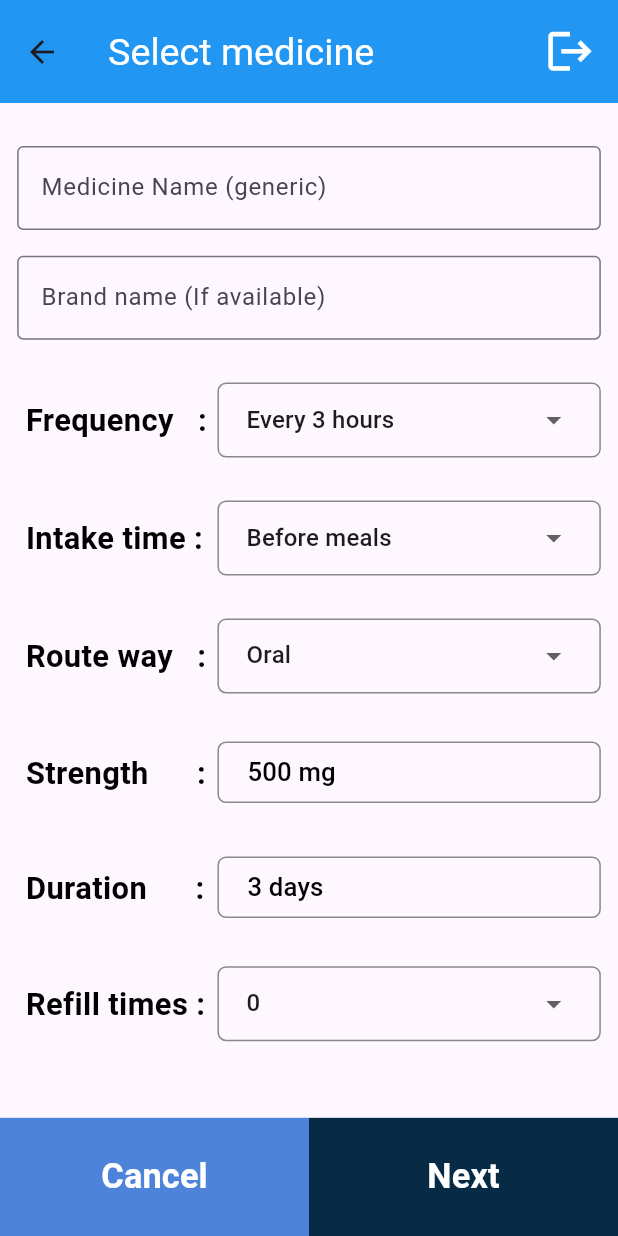
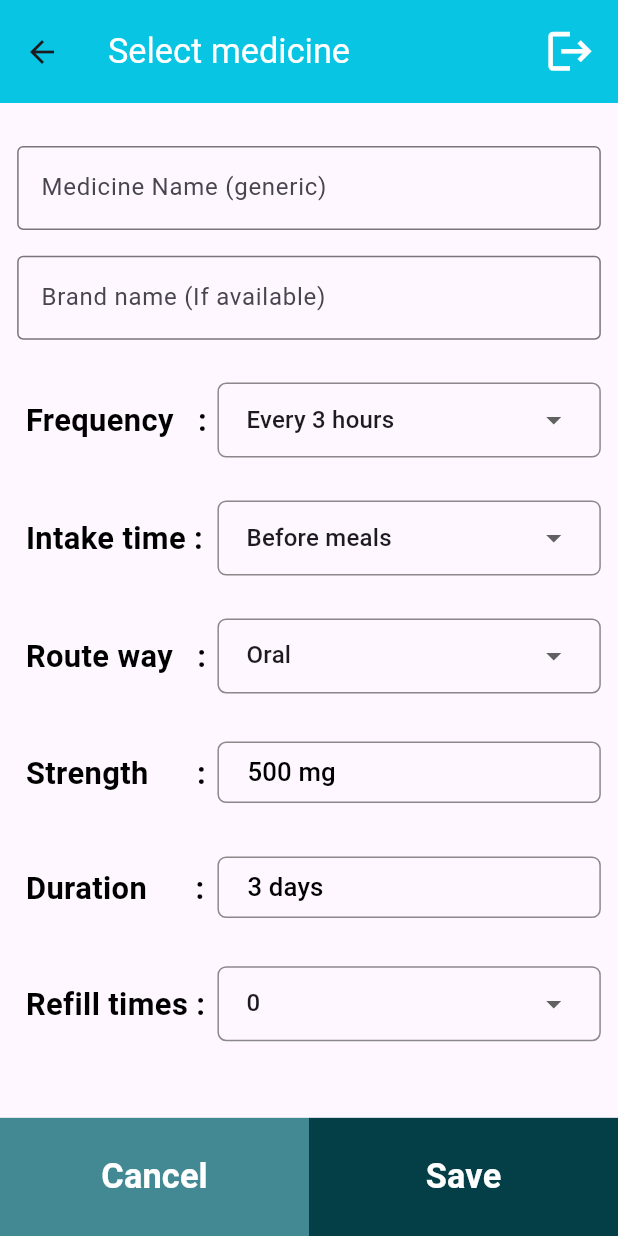
Before and after one commit to AbinayanRatna/E-Prescription_app, a Flutter app: the DocHomescreen screen opened directly with empty values, after a tap on "Prescribe", on a phone screen of 412 x 824 dp. Run offline on Flutter 3.47's test engine with Material 3 defaults, Android fonts, the light colour scheme and no system bars; our stand-ins replace carousel_slider, firebase_core, firebase_database, firebase_storage, flutter_screenutil, flutter_svg and 3 more; accounts and stored records are empty; statements that could not run were skipped.

Commit message:
doctor hospital added

```diff
--- a/lib/doc_homescreen.dart
+++ b/lib/doc_homescreen.dart
@@ -121,9 +121,14 @@ class _DocHomescreenState extends State<DocHomescreen> {
           ),
           appBar: AppBar(
             //automaticallyImplyLeading: false,
-            title: Text("Welcome doctor",
-                style: TextStyle(color: Colors.black, fontSize: 20.sp)),
-            toolbarHeight: 50.w,
+            title: Text(
+              "Welcome doctor",
+              style: TextStyle(
+                  color: Colors.white,
+                  fontSize: 20.sp,
+                  fontWeight: FontWeight.bold),
+            ),
+            toolbarHeight:60.w,
             actions: [
               Padding(
                 padding: EdgeInsets.only(right: 15.w),
@@ -141,18 +146,18 @@ class _DocHomescreenState extends State<DocHomescreen> {
                     height: 35.w,
                     decoration: const BoxDecoration(
                       shape: BoxShape.circle,
-                      color: primaryColor,
+                      color: Colors.white,
                     ),
                     child: const Icon(
                       Icons.logout,
                       // color: Color.fromRGBO(9, 75, 75, 1.0),
-                      color: Color.fromRGBO(253, 253, 253, 1.0),
+                      color: primaryColor,
                     ),
                   ),
                 ),
               ),
             ],
-            backgroundColor: const Color.fromRGBO(255, 255, 255, 1.0),
+            backgroundColor: primaryColor,
           ),
           backgroundColor: const Color.fromRGBO(236, 230, 230, 1.0),
           body: Container(
@@ -174,39 +179,50 @@ class _DocHomescreenState extends State<DocHomescreen> {
                   children: [
                     Expanded(
                       flex: 3,
+                      child: Padding(
+                        padding: EdgeInsets.only(top: 15.w),
                         child: Container(
                           child: Center(
                             child: CarouselSlider(
                               carouselController: controller,
                               items: imageAddress,
                               options: CarouselOptions(
-                                height:
-                                    MediaQuery.of(context).size.height / 4.h,
+                                  height: MediaQuery.of(context).size.height /
+                                      3.5.h,
                                   autoPlay: true,
-                                autoPlayInterval: Duration(milliseconds: 1800),
+                                  autoPlayInterval:
+                                      Duration(milliseconds: 1800),
                                   autoPlayAnimationDuration:
                                       const Duration(milliseconds: 500)),
                             ),
                           ),
                         ),
                       ),
+                    ),
                     Expanded(
-                      flex: 1,
+                      flex: 2,
                       child: Padding(
                         padding: EdgeInsets.only(
-                            left: 25.w, right: 25.w, bottom: 5.w),
+                            left: 25.w, right: 25.w, bottom: 5.w, top: 20.w),
                         child: Container(
                           width: MediaQuery.of(context).size.width,
                           decoration: BoxDecoration(
                             borderRadius: BorderRadius.circular(10.w),
                             color: Color.fromRGBO(175, 221, 221, 1.0),
                           ),
+                          child: Padding(
+                            padding: EdgeInsets.only(
+                                left: 10.w,
+                                right: 10.w,
+                                top: 10.w,
+                                bottom: 5.w),
                             child: Center(
                                 child: Text(
-                            "${hospitalName} is selected \n date = 12/12/2024",
-                            style:
-                                TextStyle(color: Colors.black, fontSize: 16.sp),
+                              "${hospitalName} is selected.\nDate = 12/12/2024",
+                              style: TextStyle(
+                                  color: Colors.black, fontSize: 16.sp),
                             )),
+                          ),
                         ),
                       ),
                     ),
@@ -406,7 +422,8 @@ class _DocHomescreenState extends State<DocHomescreen> {
                                           const DocHospitalSelectPage(),
                                     ),
                                   ).then((_) => setState(() {
-                                    hospitalName = userBox.getAt(0)!.userHospitalNow!;
+                                        hospitalName =
+                                            userBox.getAt(0)!.userHospitalNow!;
                                       }));
                                 },
                                 child: Container(
--- a/lib/patient_check.dart
+++ b/lib/patient_check.dart
@@ -46,7 +46,7 @@ class _ViewPatientsScreenState extends State<ViewPatientsScreen> {
                       child: ListTile(
                         title: Text(person.patient_name),
                         subtitle: Text(
-                          "Medicines: ${person.medicines.map((med) => med.medicineName).join(', ')}",
+                          "Medicines: ${person.medicines.map((med) => med.medicineName).join(', ')} \nHospital: ${box.getAt(index)!.hopital} ",
                         ),
                         trailing: IconButton(
                           icon: Icon(Icons.delete),
--- a/lib/prescription_writing_page.dart
+++ b/lib/prescription_writing_page.dart
@@ -1,10 +1,12 @@
 import 'package:abin/alert_dialog_dosage.dart';
+import 'package:abin/colors.dart';
 import 'package:abin/diagnosis_page.dart';
 import 'package:abin/patientmodel.dart';
 import 'package:flutter/material.dart';
 import 'package:flutter_screenutil/flutter_screenutil.dart';
 
 import 'alert_dialog_duration.dart';
+
 class PrescriptionWritingPage extends StatefulWidget {
   const PrescriptionWritingPage({super.key});
 
@@ -135,12 +137,13 @@ class PrescriptionWritingPageState extends State<PrescriptionWritingPage> {
             padding: EdgeInsets.only(right: 6.w),
             child: IconButton(
                 onPressed: () => {
-                      Navigator.pushAndRemoveUntil(
-                          context,
-                          MaterialPageRoute(
-                              builder: (BuildContext context) => DiagnosisPage(
-                                  medicines_list: medicines_list)),
-                          (route) => false,)
+                      Navigator.push(
+                        context,
+                        MaterialPageRoute(
+                          builder: (context) =>
+                              DiagnosisPage(medicines_list: medicines_list),
+                        ),
+                      )
                     },
                 icon: Icon(
                   Icons.logout,
@@ -152,9 +155,9 @@ class PrescriptionWritingPageState extends State<PrescriptionWritingPage> {
         toolbarHeight: 60.w,
         title: Text(
           "Select medicine",
-          style: TextStyle(fontSize: 22.sp, color: Colors.white),
+          style: TextStyle(fontSize: 20.sp, color: Colors.white),
         ),
-        backgroundColor: Colors.blue,
+        backgroundColor: primaryColor,
       ),
       body: SizedBox(
         width: MediaQuery.of(context).size.width,
@@ -445,7 +448,7 @@ class PrescriptionWritingPageState extends State<PrescriptionWritingPage> {
                   elevation: 0,
                   shape: const RoundedRectangleBorder(
                       borderRadius: BorderRadius.all(Radius.zero)),
-                  backgroundColor: const Color.fromRGBO(78, 131, 218, 1.0),
+                  backgroundColor: const Color.fromRGBO(67, 137, 147, 1.0),
                 ),
                 onPressed: () {
                   // Navigator.push(context, MaterialPageRoute(builder: (context)=>const FirstPage()));
@@ -468,7 +471,7 @@ class PrescriptionWritingPageState extends State<PrescriptionWritingPage> {
                 style: ElevatedButton.styleFrom(
                   elevation: 0,
                   // backgroundColor: const Color.fromRGBO(23, 64, 124, 1.0),
-                  backgroundColor: const Color.fromRGBO(8, 43, 69, 1.0),
+                  backgroundColor: const Color.fromRGBO(4, 62, 71, 1.0),
                   shape: const RoundedRectangleBorder(
                       borderRadius: BorderRadius.all(Radius.zero)),
                 ),
@@ -500,7 +503,7 @@ class PrescriptionWritingPageState extends State<PrescriptionWritingPage> {
                 child: Padding(
                   padding: EdgeInsets.only(top: 20.w, bottom: 20.w),
                   child: Text(
-                    "Next",
+                    "Save",
                     style: TextStyle(
                         color: Colors.white,
                         fontSize: 20.sp,
```
Also changed, not shown: lib/diagnosis_page.dart (+15 -6 lines), lib/doctor_hospitals.dart (+6 -3 lines), lib/patientmodel.dart (+7 -1 lines), lib/send_prescription.dart (added, +88 -0 lines), lib/patientmodel.g.dart. Lines whose indentation alone changed are shown as unchanged.
